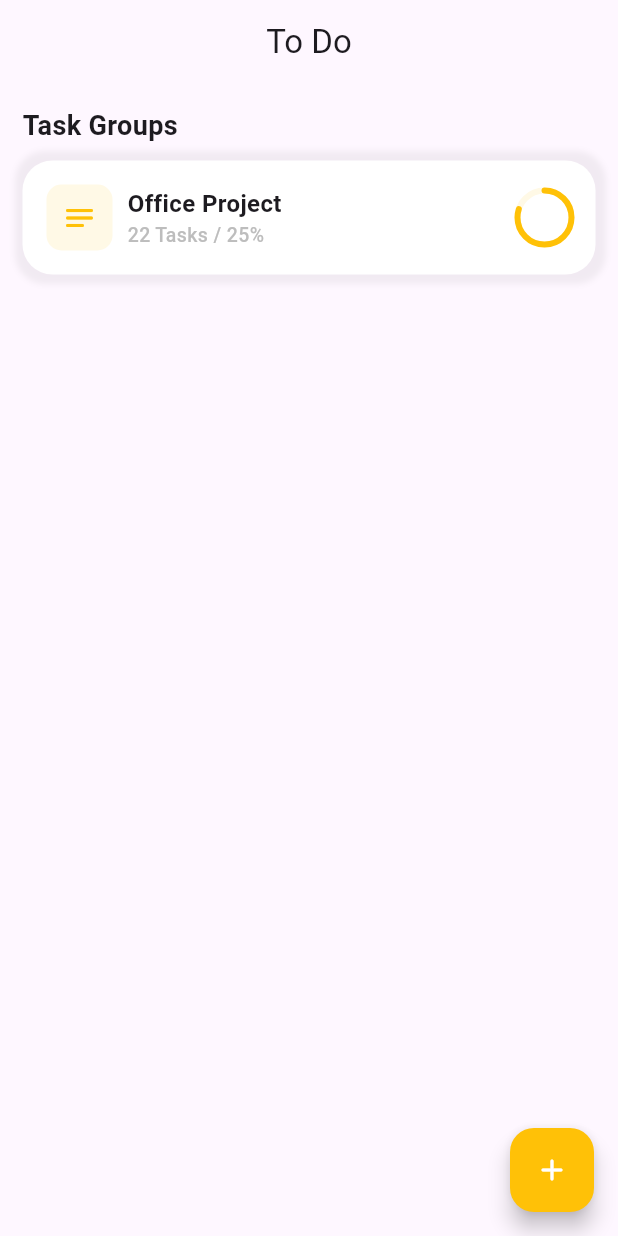
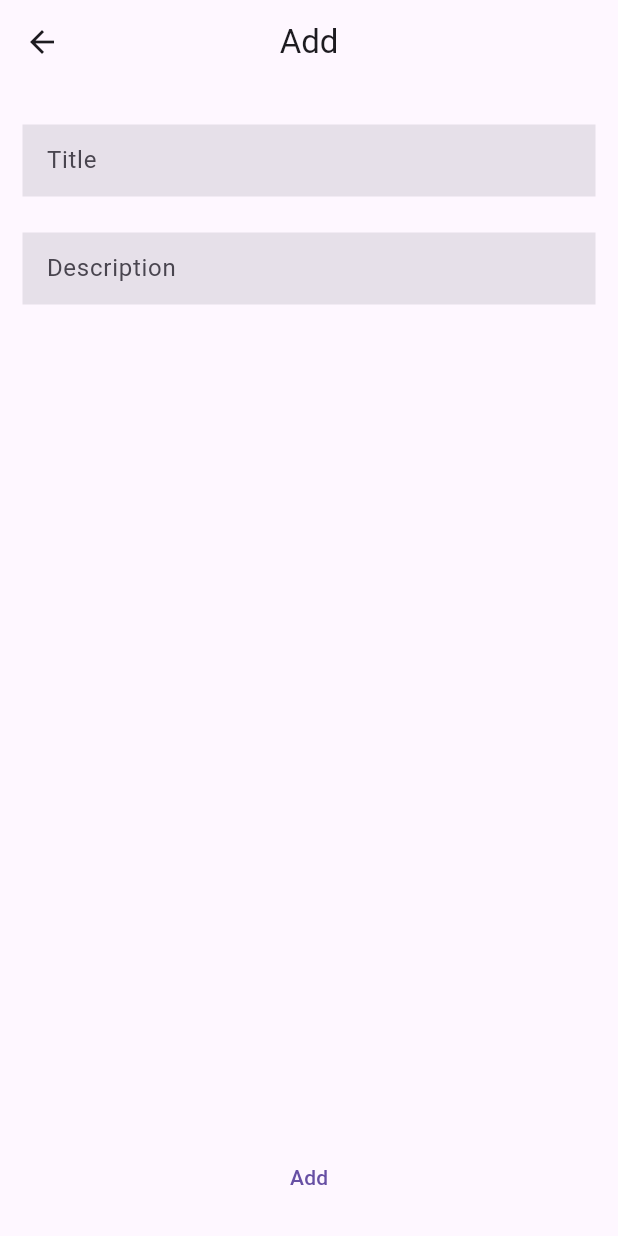
Before and after one commit to ericknamukolo/todo, a Flutter app: the screen it shows after launch, after a tap on the "add" icon, on a phone screen of 412 x 824 dp. Run offline on Flutter 3.47's test engine with Material 3 defaults, Android fonts, the phone set to English and light mode, and no system bars; our stand-ins replace bloc, equatable.

Commit message:
created the todo model

```diff
--- /dev/null
+++ b/lib/models/task.dart
@@ -0,0 +1,11 @@
+class Task {
+  String id;
+  String title;
+  bool complete;
+
+  Task({
+    required this.id,
+    required this.title,
+    this.complete = false,
+  });
+}
--- /dev/null
+++ b/lib/models/todo.dart
@@ -0,0 +1,15 @@
+import 'package:todo_bloc/models/task.dart';
+
+class Todo {
+  String id;
+  String title;
+  String description;
+  List<Task> tasks;
+
+  Todo({
+    required this.id,
+    required this.title,
+    required this.description,
+    this.tasks = const [],
+  });
+}
--- /dev/null
+++ b/lib/screens/home/add_todo_screen.dart
@@ -0,0 +1,30 @@
+import 'package:flutter/material.dart';
+
+import '../../widgets/custom_textfield.dart';
+
+class AddTodoScreen extends StatelessWidget {
+  const AddTodoScreen({super.key});
+
+  @override
+  Widget build(BuildContext context) {
+    TextEditingController title = TextEditingController();
+    TextEditingController des = TextEditingController();
+    return Scaffold(
+      appBar: AppBar(
+        title: Text('Add'),
+        centerTitle: true,
+      ),
+      body: Padding(
+        padding: EdgeInsets.all(15.0),
+        child: Column(
+          children: [
+            CustomTextField(hint: 'Title', controller: title),
+            CustomTextField(hint: 'Description', controller: des),
+            const Spacer(),
+            TextButton(onPressed: () {}, child: Text('Add')),
+          ],
+        ),
+      ),
+    );
+  }
+}
--- a/lib/screens/home/home_screen.dart
+++ b/lib/screens/home/home_screen.dart
@@ -1,5 +1,8 @@
+import 'package:flutter/cupertino.dart';
 import 'package:flutter/material.dart';
+import 'package:todo_bloc/screens/home/add_todo_screen.dart';
 import 'package:todo_bloc/utils/colors.dart';
+import 'package:todo_bloc/utils/navigation.dart';
 import 'package:todo_bloc/utils/texts.dart';
 
 import '../../widgets/todo_card.dart';
@@ -11,7 +14,8 @@ class HomeScreen extends StatelessWidget {
   Widget build(BuildContext context) {
     return Scaffold(
       floatingActionButton: FloatingActionButton(
-        onPressed: () {},
+        onPressed: () =>
+            Navigation.go(screen: AddTodoScreen(), context: context),
         backgroundColor: kPrimary,
         child: Icon(Icons.add_rounded, color: Colors.white),
       ),
@@ -26,9 +30,10 @@ class HomeScreen extends StatelessWidget {
           spacing: 10,
           children: [
             Text(
-              'Task Groups',
+              'Task Groups (24)',
               style: kTitleTextStyle,
             ),
+            TodoCard(),
             TodoCard(),
           ],
         ),
--- /dev/null
+++ b/lib/utils/navigation.dart
@@ -0,0 +1,16 @@
+import 'package:flutter/cupertino.dart';
+
+class Navigation {
+  static void go(
+      {required Widget screen,
+      required BuildContext context,
+      bool replace = false}) {
+    if (replace) {
+      Navigator.of(context).popUntil((route) => route.isFirst);
+      Navigator.of(context)
+          .pushReplacement(CupertinoPageRoute(builder: (_) => screen));
+    } else {
+      Navigator.of(context).push(CupertinoPageRoute(builder: (_) => screen));
+    }
+  }
+}
--- /dev/null
+++ b/lib/widgets/custom_textfield.dart
@@ -0,0 +1,23 @@
+import 'package:flutter/material.dart';
+
+class CustomTextField extends StatelessWidget {
+  final String hint;
+  final TextEditingController? controller;
+  const CustomTextField({super.key, required this.hint, this.controller});
+
+  @override
+  Widget build(BuildContext context) {
+    return Padding(
+      padding: const EdgeInsets.symmetric(vertical: 12.0),
+      child: TextField(
+        controller: controller,
+        decoration: InputDecoration(
+          filled: true,
+          border: InputBorder.none,
+          hintFadeDuration: Duration(seconds: 1),
+          hintText: hint,
+        ),
+      ),
+    );
+  }
+}
--- a/lib/widgets/todo_card.dart
+++ b/lib/widgets/todo_card.dart
@@ -11,6 +11,7 @@ class TodoCard extends StatelessWidget {
   @override
   Widget build(BuildContext context) {
     return Container(
+      margin: EdgeInsets.symmetric(vertical: 5.0),
       padding: EdgeInsets.all(16.0),
       decoration: BoxDecoration(
           color: Colors.white,
```
